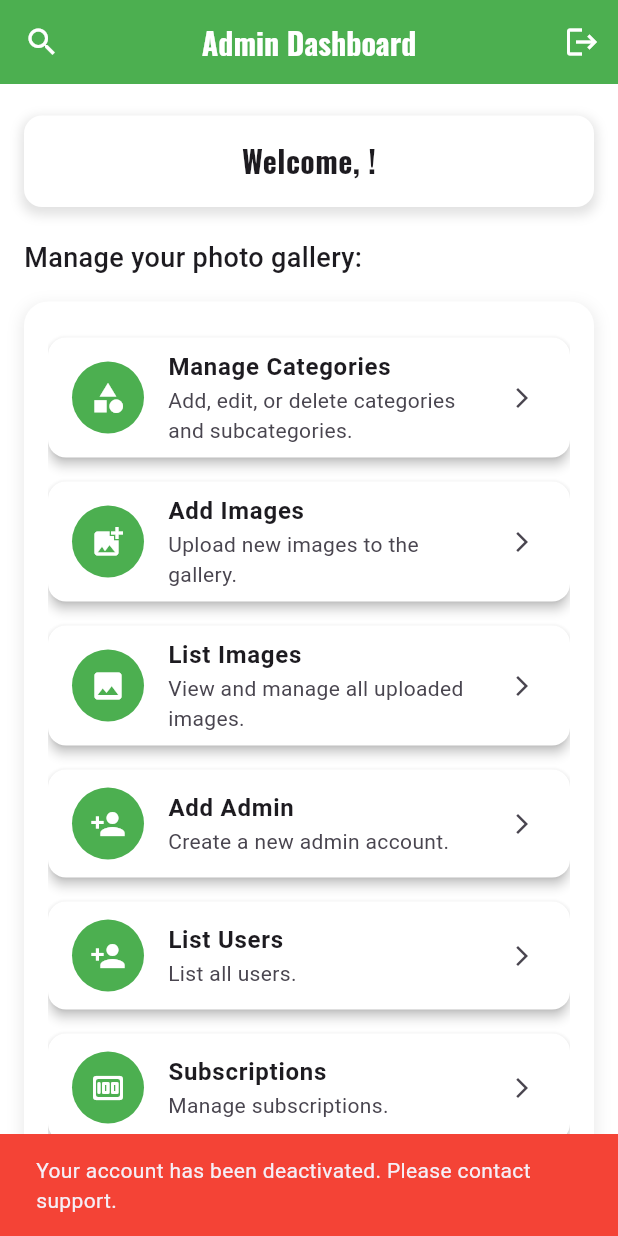
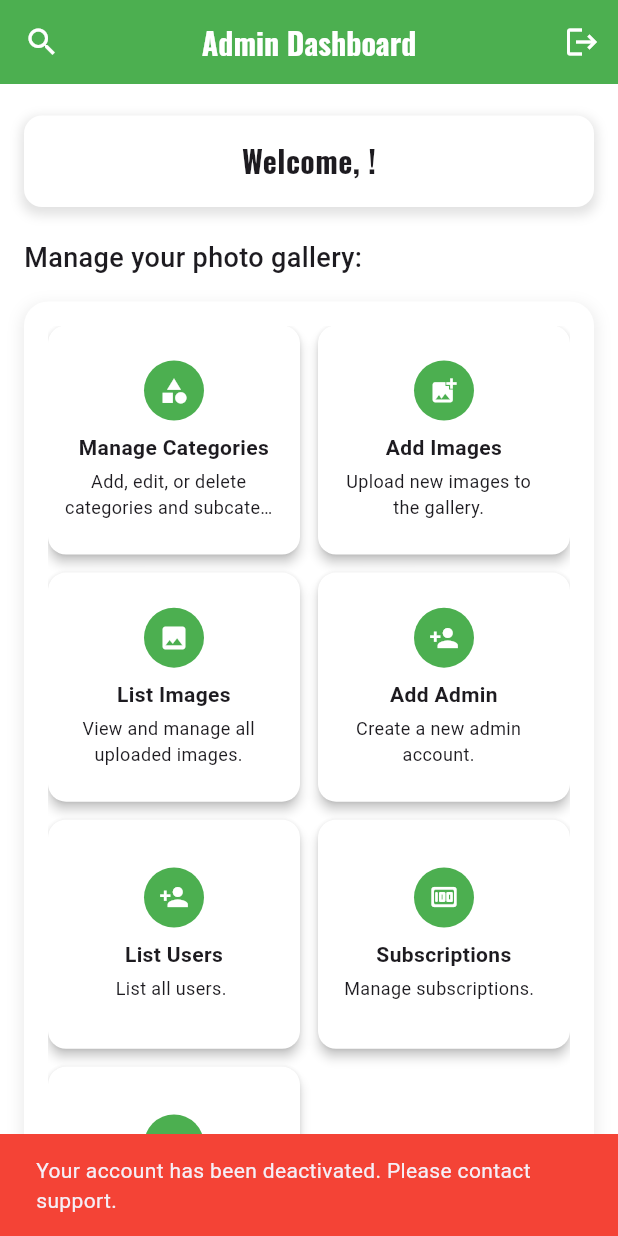
Before and after one commit to deepakdas-d/photo_merge, a Flutter app: the AdminDashboard screen opened by its route, on a phone screen of 412 x 824 dp. Run offline on Flutter 3.47's test engine with Material 3 defaults, Android fonts, the phone set to English and light mode, and no system bars; our stand-ins replace awesome_notifications, cached_network_image, carousel_slider, cloud_firestore, device_info_plus, firebase_auth and 6 more; missing offline and left inert: flutter_image_gallery_saver; accounts and stored records are empty.

Commit message:
admin grid

```diff
--- a/lib/Admin/adminhome.dart
+++ b/lib/Admin/adminhome.dart
@@ -1,3 +1,4 @@
+// import 'package:cloud_firestore/cloud_firestore.dart';
 import 'package:firebase_auth/firebase_auth.dart';
 import 'package:flutter/material.dart';
 import 'package:google_fonts/google_fonts.dart';
@@ -82,7 +83,7 @@ class _AdminDashboardState extends State<AdminDashboard> {
   void initState() {
     super.initState();
     _loadAdminData();
-    _filteredActions = List.from(_allActions); // Create a copy of the list
+    _filteredActions = _allActions;
   }
 
   Future<void> _loadAdminData() async {
@@ -109,18 +110,9 @@ class _AdminDashboardState extends State<AdminDashboard> {
   }
 
   void _filterSearch(String query) {
-    if (query.isEmpty) {
-      setState(() {
-        _filteredActions = List.from(_allActions);
-      });
-      return;
-    }
-
     final filtered = _allActions.where((action) {
-      final title = action['title'].toString().toLowerCase();
-      final subtitle = action['subtitle'].toString().toLowerCase();
-      final searchLower = query.toLowerCase();
-      return title.contains(searchLower) || subtitle.contains(searchLower);
+      final title = action['title']!.toLowerCase();
+      return title.contains(query.toLowerCase());
     }).toList();
 
     setState(() {
@@ -129,8 +121,33 @@ class _AdminDashboardState extends State<AdminDashboard> {
   }
 
   @override
+  @override
   Widget build(BuildContext context) {
-    return Scaffold(
+    return WillPopScope(
+      onWillPop: () async {
+        final shouldExit = await showDialog<bool>(
+          context: context,
+          builder: (context) => AlertDialog(
+            title: Text(
+              'Exit App',
+              style: GoogleFonts.oswald(fontSize: 20),
+            ),
+            content: Text('Do you really want to close the app?'),
+            actions: [
+              TextButton(
+                onPressed: () => Navigator.of(context).pop(false),
+                child: Text('No'),
+              ),
+              TextButton(
+                onPressed: () => Navigator.of(context).pop(true),
+                child: Text('Yes'),
+              ),
+            ],
+          ),
+        );
+        return shouldExit ?? false; // default to false if null
+      },
+      child: Scaffold(
         backgroundColor: Colors.white,
         appBar: AppBar(
           leading: IconButton(
@@ -139,11 +156,11 @@ class _AdminDashboardState extends State<AdminDashboard> {
                 _isSearching = !_isSearching;
                 if (!_isSearching) {
                   _searchController.clear();
-                _filteredActions = List.from(_allActions);
+                  _filteredActions = _allActions;
                 }
               });
             },
-          icon: Icon(_isSearching ? Icons.close : Icons.search),
+            icon: Icon(Icons.search),
             color: Colors.white,
           ),
           title: _isSearching
@@ -195,27 +212,21 @@ class _AdminDashboardState extends State<AdminDashboard> {
                         ),
                         content: Text(
                           'Are you sure you want to log out?',
-                          style: TextStyle(
-                            color: Colors.black,
-                          ),
+                          style: TextStyle(color: Colors.black),
                         ),
                         actions: [
                           TextButton(
-                            style: TextButton.styleFrom(
-                              foregroundColor: Colors.black,
-                            ),
                             onPressed: () => Navigator.of(context).pop(),
                             child: const Text('Cancel'),
                           ),
                           ElevatedButton(
-                            style: ElevatedButton.styleFrom(
-                              backgroundColor: Colors.green,
-                              foregroundColor: Colors.white,
-                            ),
                             onPressed: () {
                               Navigator.of(context).pop();
                               _signOut();
                             },
+                            style: ElevatedButton.styleFrom(
+                              backgroundColor: Colors.green,
+                            ),
                             child: const Text('Logout'),
                           ),
                         ],
@@ -223,7 +234,8 @@ class _AdminDashboardState extends State<AdminDashboard> {
                     },
                   );
                 },
-              )),
+              ),
+            ),
           ],
         ),
         body: Padding(
@@ -257,17 +269,12 @@ class _AdminDashboardState extends State<AdminDashboard> {
                   ),
                 ),
               ),
-
               const SizedBox(height: 16),
-            Text(
-              _filteredActions.isEmpty
-                  ? 'No results found'
-                  : 'Manage your photo gallery:',
+              const Text(
+                'Manage your photo gallery:',
                 style: TextStyle(fontSize: 18, fontWeight: FontWeight.w500),
               ),
               const SizedBox(height: 16),
-
-            // Updated Action Cards wrapped in white box
               Expanded(
                 child: Container(
                   padding: EdgeInsets.all(16.0),
@@ -293,7 +300,14 @@ class _AdminDashboardState extends State<AdminDashboard> {
                             ),
                           ),
                         )
-                    : ListView.builder(
+                      : GridView.builder(
+                          gridDelegate:
+                              SliverGridDelegateWithFixedCrossAxisCount(
+                            crossAxisCount: 2,
+                            crossAxisSpacing: 12.0,
+                            mainAxisSpacing: 12.0,
+                            childAspectRatio: 1.10,
+                          ),
                           itemCount: _filteredActions.length,
                           itemBuilder: (context, index) {
                             final action = _filteredActions[index];
@@ -303,7 +317,6 @@ class _AdminDashboardState extends State<AdminDashboard> {
                               title: action['title'] as String,
                               subtitle: action['subtitle'] as String,
                               onTap: () {
-                              // Call the onTap function with context
                                 final Function(BuildContext) onTapFn =
                                     action['onTap'] as Function(BuildContext);
                                 onTapFn(context);
@@ -316,9 +329,11 @@ class _AdminDashboardState extends State<AdminDashboard> {
             ],
           ),
         ),
+      ),
     );
   }
 
+  // Updated _buildActionTile method with continuous subtitle animation
   Widget _buildActionTile(
     BuildContext context, {
     required IconData icon,
@@ -329,25 +344,124 @@ class _AdminDashboardState extends State<AdminDashboard> {
     return Card(
       color: Colors.white,
       elevation: 3,
-        margin: EdgeInsets.symmetric(vertical: 8),
+      margin: EdgeInsets.zero,
       shape: RoundedRectangleBorder(
         borderRadius: BorderRadius.circular(12),
       ),
-        child: ListTile(
-          leading: Container(
-            width: 48,
-            height: 48,
+      child: InkWell(
+        onTap: onTap,
+        borderRadius: BorderRadius.circular(12),
+        child: Padding(
+          padding: EdgeInsets.all(12.0),
+          child: Column(
+            mainAxisAlignment: MainAxisAlignment.center,
+            crossAxisAlignment: CrossAxisAlignment.center,
+            children: [
+              Container(
+                width: 40,
+                height: 40,
                 decoration: BoxDecoration(
                   color: Colors.green,
                   shape: BoxShape.circle,
                 ),
                 alignment: Alignment.center,
-            child: Icon(icon, size: 24, color: Colors.white),
+                child: Icon(icon, size: 20, color: Colors.white),
               ),
-          title: Text(title, style: TextStyle(fontWeight: FontWeight.bold)),
-          subtitle: Text(subtitle),
-          trailing: Icon(Icons.arrow_forward_ios, size: 16),
-          onTap: onTap,
-        ));
+              SizedBox(height: 8),
+              Text(
+                title,
+                style: TextStyle(fontWeight: FontWeight.bold),
+                textAlign: TextAlign.center,
+                maxLines: 1,
+                overflow: TextOverflow.ellipsis,
+              ),
+              SizedBox(height: 4),
+              // Continuous subtitle animation
+              SubtitleWithAnimation(
+                text: subtitle,
+              ),
+            ],
+          ),
+        ),
+      ),
+    );
   }
 }
+
+// Custom widget for continuous subtitle animation
+class SubtitleWithAnimation extends StatefulWidget {
+  final String text;
+
+  const SubtitleWithAnimation({
+    Key? key,
+    required this.text,
+  }) : super(key: key);
+
+  @override
+  _SubtitleWithAnimationState createState() => _SubtitleWithAnimationState();
+}
+
+class _SubtitleWithAnimationState extends State<SubtitleWithAnimation>
+    with SingleTickerProviderStateMixin {
+  late AnimationController _controller;
+  late Animation<Offset> _slideAnimation;
+
+  @override
+  void initState() {
+    super.initState();
+
+    // Create an animation controller that repeats forever
+    _controller = AnimationController(
+      duration: const Duration(milliseconds: 1500),
+      vsync: this,
+    );
+
+    // Create a subtle sliding animation
+    _slideAnimation = TweenSequence<Offset>([
+      TweenSequenceItem(
+        tween: Tween<Offset>(
+          begin: Offset(0.0, 0.0),
+          end: Offset(-0.025, 0.0),
+        ).chain(CurveTween(curve: Curves.easeInOut)),
+        weight: 30,
+      ),
+      TweenSequenceItem(
+        tween: Tween<Offset>(
+          begin: Offset(-0.025, 0.0),
+          end: Offset(0.025, 0.0),
+        ).chain(CurveTween(curve: Curves.easeInOut)),
+        weight: 40,
+      ),
+      TweenSequenceItem(
+        tween: Tween<Offset>(
+          begin: Offset(0.025, 0.0),
+          end: Offset(0.0, 0.0),
+        ).chain(CurveTween(curve: Curves.easeInOut)),
+        weight: 30,
+      ),
+    ]).animate(_controller);
+
+    // Start the animation and make it repeat
+    _controller.repeat();
+  }
+
+  @override
+  void dispose() {
+    _controller.dispose();
+    super.dispose();
+  }
+
+  @override
+  Widget build(BuildContext context) {
+    return SlideTransition(
+      position: _slideAnimation,
+      child: Text(
+        widget.text,
+        textAlign: TextAlign.center,
+        style: TextStyle(fontSize: 12),
+        maxLines: 2,
+        overflow: TextOverflow.ellipsis,
+      ),
+    );
+  }
+}
```
Also changed, not shown: 4 other files. Lines whose indentation alone changed are shown as unchanged.
